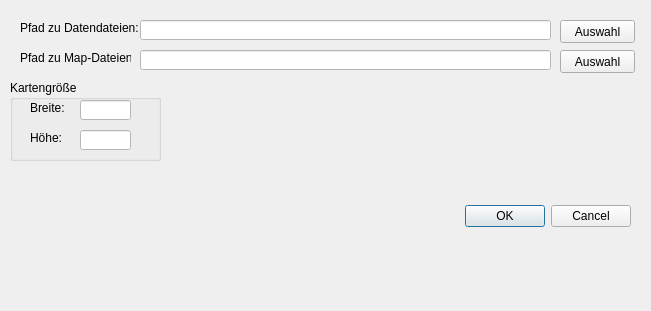
This is ui/Ui_Configuration.ui in zzr1100/locomotifGUI as Qt 5 draws it before an edit. The edited form follows.
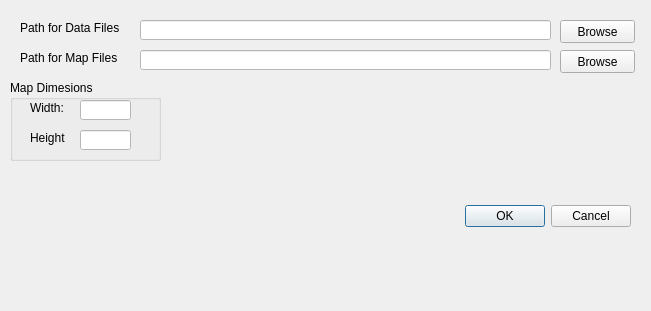
This is the edited form.

Diff of the .ui file:
```diff
--- a/ui/Ui_Configuration.ui
+++ b/ui/Ui_Configuration.ui
@@ -39,7 +39,7 @@
     </rect>
    </property>
    <property name="text">
-    <string>Pfad zu Map-Dateien:</string>
+    <string>Path for Map Files</string>
    </property>
   </widget>
   <widget class="QLabel" name="label_5">
@@ -52,7 +52,7 @@
     </rect>
    </property>
    <property name="text">
-    <string>Pfad zu Datendateien:</string>
+    <string>Path for Data Files</string>
    </property>
   </widget>
   <widget class="QLineEdit" name="editCfgMapPath">
@@ -91,7 +91,7 @@
     </rect>
    </property>
    <property name="text">
-    <string>Auswahl</string>
+    <string>Browse</string>
    </property>
   </widget>
   <widget class="QPushButton" name="cmdSelCfgMapPath">
@@ -104,7 +104,7 @@
     </rect>
    </property>
    <property name="text">
-    <string>Auswahl</string>
+    <string>Browse</string>
    </property>
   </widget>
   <widget class="QGroupBox" name="groupBox">
@@ -117,7 +117,7 @@
     </rect>
    </property>
    <property name="title">
-    <string>Kartengröße</string>
+    <string>Map Dimesions</string>
    </property>
    <widget class="QLabel" name="label_7">
     <property name="geometry">
@@ -129,7 +129,7 @@
      </rect>
     </property>
     <property name="text">
-     <string>Breite:</string>
+     <string>Width:</string>
     </property>
    </widget>
    <widget class="QLabel" name="label_8">
@@ -142,7 +142,7 @@
      </rect>
     </property>
     <property name="text">
-     <string>Höhe:</string>
+     <string>Height</string>
     </property>
    </widget>
    <widget class="QLineEdit" name="editCfgMapWidth">
```
Left out of the diff: 5 changed lines with no effect on the pictures.
